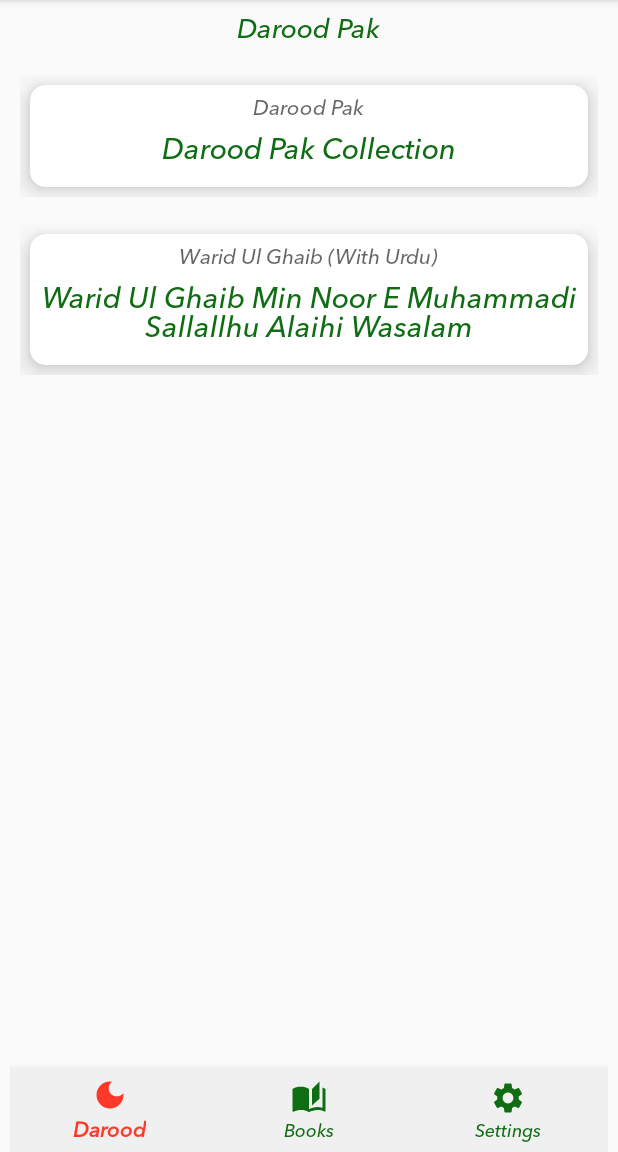
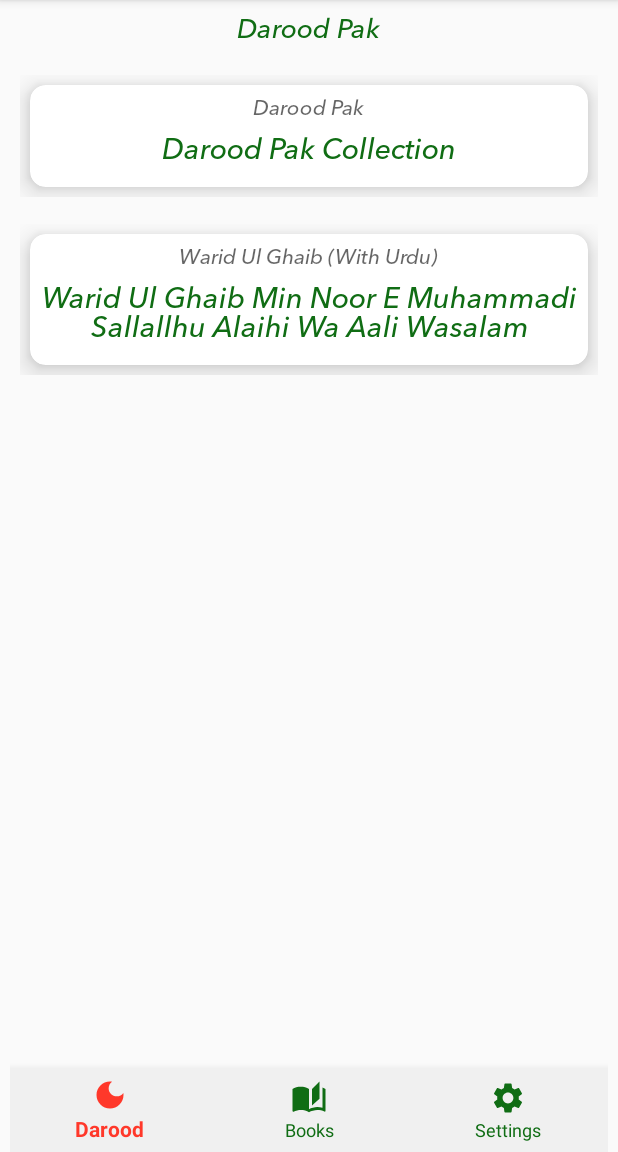
Before and after one commit to lysaan/DalailUlBarkaat, an Android app: the screen it shows after launch (HomeActivity), on a phone screen of 412 x 824 dp, the part 84-1236 px from its top. Run offline under Robolectric (Android 15) with nearby library versions, the phone set to English and light mode, and no system bars; our stand-ins replace sdp/ssp sizes.

Commit message:
Fonts updated.
Took 58 minutes

```diff
--- a/app/build.gradle
+++ b/app/build.gradle
@@ -9,8 +9,8 @@ android {
         compileSdk 34
         minSdkVersion 21
         targetSdkVersion 34
-        versionCode 5
-        versionName "1.0.5"
+        versionCode 6
+        versionName "1.0.6"
         testInstrumentationRunner "androidx.test.runner.AndroidJUnitRunner"
     }
     buildTypes {
--- a/app/src/main/res/layout/list_row_darood.xml
+++ b/app/src/main/res/layout/list_row_darood.xml
@@ -15,7 +15,6 @@
     card_view:cardElevation="@dimen/_8sdp"
     card_view:cardMaxElevation="@dimen/_10sdp"
     card_view:contentPadding="@dimen/_5sdp">
-
     <RelativeLayout
       android:layout_width="match_parent"
       android:layout_height="match_parent"
@@ -42,6 +41,8 @@
         android:layout_width="match_parent"
         android:layout_height="wrap_content"
         android:layout_marginBottom="@dimen/_8sdp"
+        android:fontFamily="@font/arab_qurani"
+        android:textFontWeight="600"
         android:text="@string/darood_text" />
 
       <TextView
@@ -53,6 +54,7 @@
         android:layout_width="match_parent"
         android:layout_height="wrap_content"
         android:layout_marginBottom="@dimen/_8sdp"
+        android:fontFamily="@font/notonaskharabic_variablefont_wght"
         android:text="@string/darood_text" />
 
       <RelativeLayout
@@ -91,6 +93,5 @@
 
     </RelativeLayout>
 
-
   </androidx.cardview.widget.CardView>
 </LinearLayout>
--- a/app/src/main/res/values/strings.xml
+++ b/app/src/main/res/values/strings.xml
@@ -44,7 +44,7 @@
     <string name="books">Books</string>
     <string name="darood_pak">Darood Pak</string>
     <string name="darood_pak_collection">Darood Pak Collection</string>
-    <string name="warid_ul_ghaib_min_noor_e_muhammadi_sallallhu_alaihi_wasalam">Warid Ul Ghaib Min Noor E Muhammadi Sallallhu Alaihi Wasalam</string>
+    <string name="warid_ul_ghaib_min_noor_e_muhammadi_sallallhu_alaihi_wasalam">Warid Ul Ghaib Min Noor E Muhammadi Sallallhu Alaihi Wa Aali Wasalam</string>
     <string name="theme_settings_saved">Theme settings saved successfully.</string>
     <string name="munajat_rabb_al_bariyyah_bil_salat_al_ibrahimiya">Munajat Rabb al-Bariyyah bil-Salat al-Ibrahimiya</string>
     <string name="munajat_rabb_al_bariyyah">Munajat Rabb al-Bariyyah</string>
--- a/app/src/main/res/values/styles.xml
+++ b/app/src/main/res/values/styles.xml
@@ -6,14 +6,12 @@
     <item name="colorPrimary">@color/colorPrimary</item>
     <item name="colorPrimaryDark">@color/colorPrimaryDark</item>
     <item name="colorAccent">@color/colorAccent</item>
-    <item name="fontFamily">@font/avenirnextltpro_mediumit</item>
     <item name="cardStyle">@style/CardView.Light</item>
   </style>
 
   <style name="AppTheme.NoActionBar">
     <item name="windowActionBar">false</item>
     <item name="windowNoTitle">true</item>
-    <item name="fontFamily">@font/avenirnextltpro_mediumit</item>
     <item name="cardStyle">@style/CardView.Light</item>
   </style>
 
@@ -27,7 +25,6 @@
 
     <item name="windowActionBar">false</item>
     <item name="windowNoTitle">true</item>
-    <item name="fontFamily">@font/avenirnextltpro_mediumit</item>
     <item name="itemIconTint">@color/white</item>
     <item name="itemTextColor">@color/white</item>
     <item name="cardStyle">@style/CardView.Dark</item>
```
Also changed, not shown: 2 other files.
